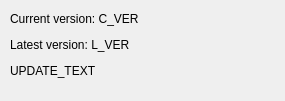
Qt form src/gui_updates.ui (ThePi1/poe-gem-arbitrage) before a commit.
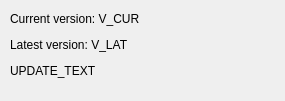
The same form after that commit.

Patch:
```diff
--- a/src/gui_updates.ui
+++ b/src/gui_updates.ui
@@ -29,7 +29,7 @@
     </sizepolicy>
    </property>
    <property name="text">
-    <string>&lt;html&gt;&lt;head/&gt;&lt;body&gt;&lt;p&gt;Current version: C_VER&lt;/p&gt;&lt;p&gt;Latest version: L_VER&lt;/p&gt;&lt;p&gt;UPDATE_TEXT&lt;/p&gt;&lt;/body&gt;&lt;/html&gt;</string>
+    <string>&lt;html&gt;&lt;head/&gt;&lt;body&gt;&lt;p&gt;Current version: V_CUR&lt;/p&gt;&lt;p&gt;Latest version: V_LAT&lt;/p&gt;&lt;p&gt;UPDATE_TEXT&lt;/p&gt;&lt;/body&gt;&lt;/html&gt;</string>
    </property>
   </widget>
  </widget>
```
